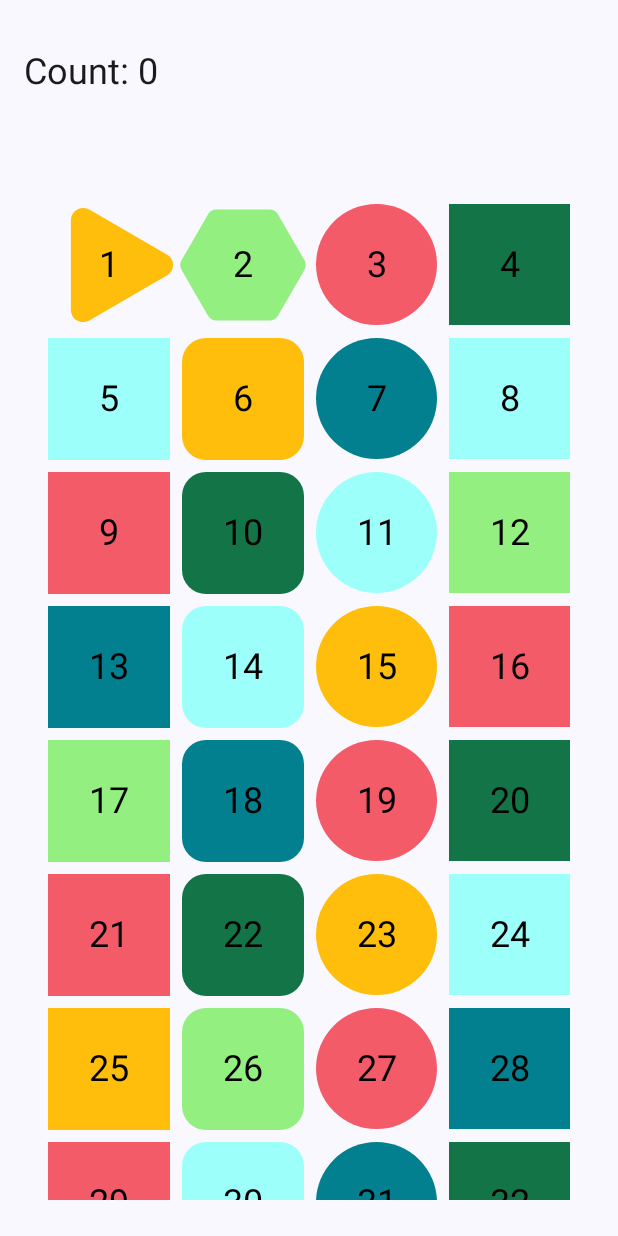
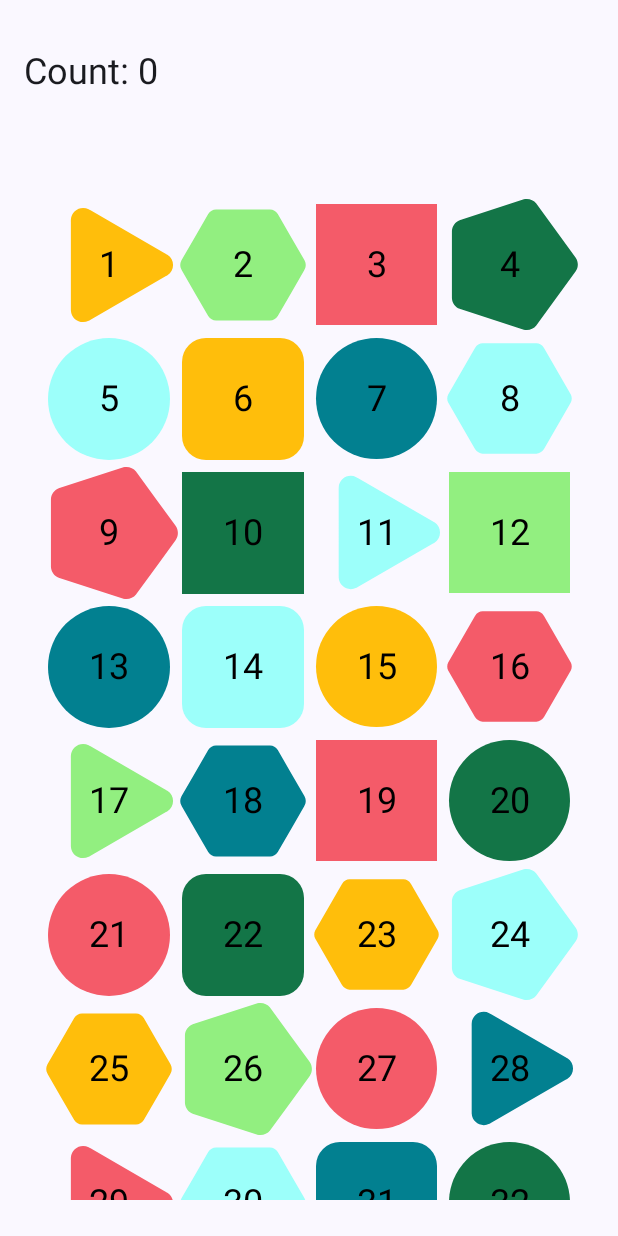
Before and after one commit to EmiSadler/DontPushMyButtons, an Android app built with Jetpack Compose: the screen it shows after launch (MainActivity), after a tap on "Start Game", on a phone screen of 412 x 824 dp. Run offline under Robolectric (Android 15) with nearby library versions, the phone set to English and light mode, and no system bars.

Commit message:
Added pentagon shapes and made it so all buttons are a varying shape

```diff
--- a/app/src/main/java/com/example/dontpushmybuttons/MainActivity.kt
+++ b/app/src/main/java/com/example/dontpushmybuttons/MainActivity.kt
@@ -100,20 +100,22 @@ val button2 = ButtonItem(
 val button3 = ButtonItem(
     label = 3,
     color = colourRed,
-    shape = RoundedCornerShape(100.dp),
+    shape = RoundedCornerShape(0.dp),
     hint = listOf("Don't", "Push", "My", "Buttons")
 )
 
 val button4 = ButtonItem(
     label = 4,
     color = colourDarkGreen,
-    shape = RoundedCornerShape(0.dp),
+    shape = GenericShape { size, _ ->
+        addPath(createSmoothPentagonPath(size.minDimension))
+    },
     hint = listOf("Don't", "Push", "My", "Buttons")
 )
 val button5 = ButtonItem(
     label = 5,
     color = colourBlue,
-    shape = RoundedCornerShape(0.dp),
+    shape = RoundedCornerShape(100.dp),
     hint = listOf("Don't", "Push", "My", "Buttons")
 )
 
@@ -134,27 +136,33 @@ val button7 = ButtonItem(
 val button8 = ButtonItem(
     label = 8,
     color = colourBlue,
-    shape = RoundedCornerShape(0.dp),
+    shape = GenericShape { size, _ ->
+        addPath(createSmoothHexagonPath(size.minDimension))
+    },
     hint = listOf("Don't", "Push", "My", "Buttons")
 )
 val button9 = ButtonItem(
     label = 9,
     color = colourRed,
-    shape = RoundedCornerShape(0.dp),
+    shape = GenericShape { size, _ ->
+        addPath(createSmoothPentagonPath(size.minDimension))
+    },
     hint = listOf("Don't", "Push", "My", "Buttons")
 )
 
 val button10 = ButtonItem(
     label = 10,
     color = colourDarkGreen,
-    shape = RoundedCornerShape(16.dp),
+    shape = RoundedCornerShape(0.dp),
     hint = listOf("Don't", "Push", "My", "Buttons")
 )
 
 val button11 = ButtonItem(
     label = 11,
     color = colourBlue,
-    shape = RoundedCornerShape(100.dp),
+    shape = GenericShape { size, _ ->
+        addPath(createSmoothTrianglePath(size.minDimension))
+    },
     hint = listOf("Don't", "Push", "My", "Buttons")
 )
 
@@ -167,7 +175,7 @@ val button12 = ButtonItem(
 val button13 = ButtonItem(
     label = 13,
     color = colourTeal,
-    shape = RoundedCornerShape(0.dp),
+    shape = RoundedCornerShape(100.dp),
     hint = listOf("Don't", "Push", "My", "Buttons")
 )
 
@@ -188,40 +196,46 @@ val button15 = ButtonItem(
 val button16 = ButtonItem(
     label = 16,
     color = colourRed,
-    shape = RoundedCornerShape(0.dp),
+    shape = GenericShape {size,_ ->
+        addPath(createSmoothHexagonPath(size.minDimension))
+    },
     hint = listOf("Don't", "Push", "My", "Buttons")
 )
 val button17 = ButtonItem(
     label = 17,
     color = colourGreen,
-    shape = RoundedCornerShape(0.dp),
+    shape = GenericShape {size,_ ->
+        addPath(createSmoothTrianglePath(size.minDimension))
+    },
     hint = listOf("Don't", "Push", "My", "Buttons")
 )
 
 val button18 = ButtonItem(
     label = 18,
     color = colourTeal,
-    shape = RoundedCornerShape(16.dp),
+    shape = GenericShape {size,_ ->
+        addPath(createSmoothHexagonPath(size.minDimension))
+    },
     hint = listOf("Don't", "Push", "My", "Buttons")
 )
 
 val button19 = ButtonItem(
     label = 19,
     color = colourRed,
-    shape = RoundedCornerShape(100.dp),
+    shape = RoundedCornerShape(0.dp),
     hint = listOf("Don't", "Push", "My", "Buttons")
 )
 
 val button20 = ButtonItem(
     label = 20,
     color = colourDarkGreen,
-    shape = RoundedCornerShape(0.dp),
+    shape = RoundedCornerShape(100.dp),
     hint = listOf("Don't", "Push", "My", "Buttons")
 )
 val button21 = ButtonItem(
     label = 21,
     color = colourRed,
-    shape = RoundedCornerShape(0.dp),
+    shape = RoundedCornerShape(100.dp),
     hint = listOf("Don't", "Push", "My", "Buttons")
 )
 
@@ -235,27 +249,35 @@ val button22 = ButtonItem(
 val button23 = ButtonItem(
     label = 23,
     color = colourYellow,
-    shape = RoundedCornerShape(100.dp),
+    shape = GenericShape {size,_ ->
+        addPath(createSmoothHexagonPath(size.minDimension))
+    },
     hint = listOf("Don't", "Push", "My", "Buttons")
 )
 
 val button24 = ButtonItem(
     label = 24,
     color = colourBlue,
-    shape = RoundedCornerShape(0.dp),
+    shape = GenericShape {size, _ ->
+        addPath(createSmoothPentagonPath(size.minDimension))
+    },
     hint = listOf("Don't", "Push", "My", "Buttons")
 )
 val button25 = ButtonItem(
     label = 25,
     color = colourYellow,
-    shape = RoundedCornerShape(0.dp),
+    shape = GenericShape {size,_ ->
+        addPath(createSmoothHexagonPath(size.minDimension))
+    },
     hint = listOf("Don't", "Push", "My", "Buttons")
 )
 
 val button26 = ButtonItem(
     label = 26,
     color = colourGreen,
-    shape = RoundedCornerShape(16.dp),
+    shape = GenericShape { size, _ ->
+        addPath(createSmoothPentagonPath(size.minDimension))
+    },
     hint = listOf("Don't", "Push", "My", "Buttons")
 )
 
@@ -269,34 +291,40 @@ val button27 = ButtonItem(
 val button28 = ButtonItem(
     label = 28,
     color = colourTeal,
-    shape = RoundedCornerShape(0.dp),
+    shape = GenericShape {size,_ ->
+        addPath(createSmoothTrianglePath(size.minDimension))
+    },
     hint = listOf("Don't", "Push", "My", "Buttons")
 )
 val button29 = ButtonItem(
     label = 29,
     color = colourRed,
-    shape = RoundedCornerShape(0.dp),
+    shape = GenericShape {size,_ ->
+        addPath(createSmoothTrianglePath(size.minDimension))
+    },
     hint = listOf("Don't", "Push", "My", "Buttons")
 )
 
 val button30 = ButtonItem(
     label = 30,
     color = colourBlue,
-    shape = RoundedCornerShape(16.dp),
+    shape = GenericShape {size,_ ->
+        addPath(createSmoothHexagonPath(size.minDimension))
+    },
     hint = listOf("Don't", "Push", "My", "Buttons")
 )
 
 val button31 = ButtonItem(
     label = 31,
     color = colourTeal,
-    shape = RoundedCornerShape(100.dp),
+    shape = RoundedCornerShape(16.dp),
     hint = listOf("Don't", "Push", "My", "Buttons")
 )
 
 val button32 = ButtonItem(
     label = 32,
     color = colourDarkGreen,
-    shape = RoundedCornerShape(0.dp),
+    shape = RoundedCornerShape(100.dp),
     hint = listOf("Don't", "Push", "My", "Buttons")
 )
 
@@ -510,3 +538,15 @@ fun createSmoothTrianglePath(size: Float): androidx.compose.ui.graphics.Path {
 
     return roundedTriangle.toPath().asComposePath()
 }
+
+fun createSmoothPentagonPath(size: Float): androidx.compose.ui.graphics.Path {
+    val roundedPentagon = RoundedPolygon(
+        numVertices = 5,
+        radius = size / 1.7f,
+        centerX = size / 2,
+        centerY = size / 2,
+        rounding = CornerRounding(size / 10f, smoothing = 0.1f)
+    )
+
+    return roundedPentagon.toPath().asComposePath()
+}
```
